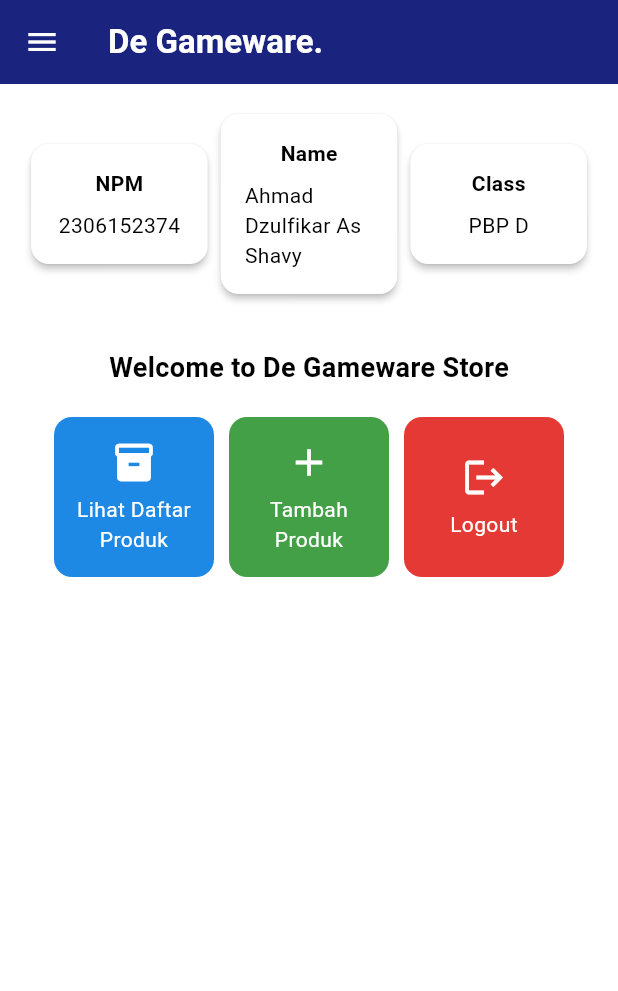
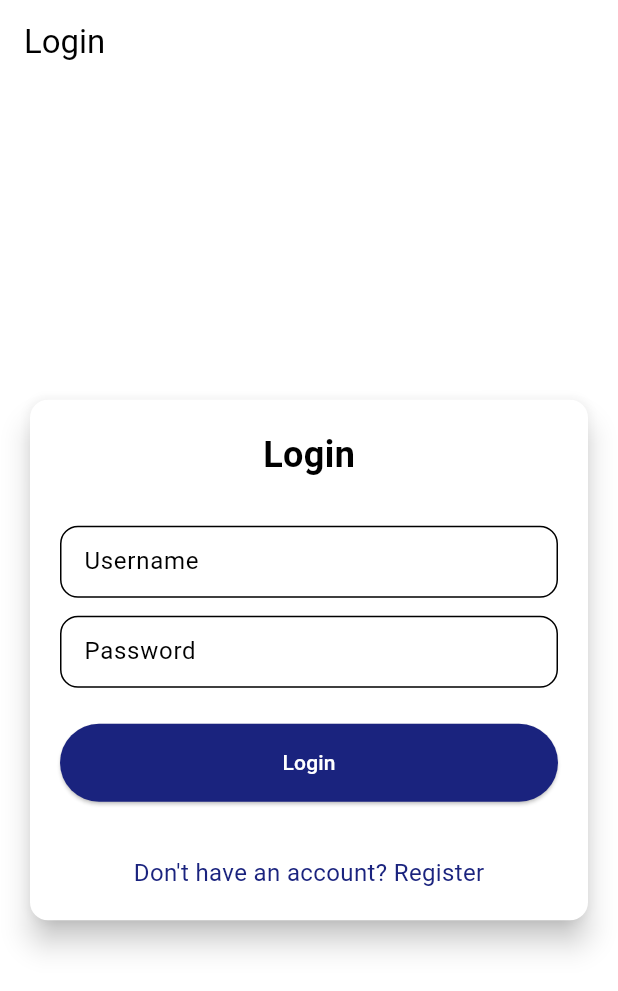
Before and after one commit to AhmadDzulfikar/gameware_mobile, a Flutter app: the screen it shows after launch, on a phone screen of 412 x 824 dp. Shown: the top 991 px of the screen. Run offline on Flutter 3.47's test engine with Material 3 defaults, Android fonts, the phone set to English and light mode, and no system bars; missing offline and left inert: pbp_django_auth.

Commit message:
Selsai tugas 8

```diff
--- a/lib/main.dart
+++ b/lib/main.dart
@@ -1,5 +1,9 @@
 import 'package:flutter/material.dart';
+import 'package:gameware/screens/login.dart';
 import 'package:gameware/screens/menu.dart';
+import 'package:pbp_django_auth/pbp_django_auth.dart';
+import 'package:provider/provider.dart';
+
 
 void main() {
   runApp(const MyApp());
@@ -10,10 +14,16 @@
 
   // This widget is the root of your application.
   @override
-  Widget build(BuildContext context) {
-    return MaterialApp(
-      title: 'Flutter Demo',
-      theme: ThemeData(
+    Widget build(BuildContext context) {
+    return Provider(
+      create: (_) {
+        CookieRequest request = CookieRequest();
+        return request;
+      },
+      child: MaterialApp(
+        title: 'Mental Health Tracker',
+        theme: ThemeData(
+          useMaterial3: true,
         colorScheme: const ColorScheme(
           primary: Color(0xFF1A237E),
           secondary: Color(0xFF7986CB),
@@ -25,8 +35,9 @@
           onError: Colors.white,
           brightness: Brightness.light,
         ),
+        ),
+        home: const LoginPage()
       ),
-      home: MyHomePage(),
     );
   }
 }
--- /dev/null
+++ b/lib/screens/login.dart
@@ -0,0 +1,180 @@
+import 'package:gameware/screens/menu.dart';
+import 'package:flutter/material.dart';
+import 'package:gameware/screens/register.dart';
+import 'package:pbp_django_auth/pbp_django_auth.dart';
+import 'package:provider/provider.dart';
+
+void main() {
+  runApp(const LoginApp());
+}
+
+class LoginApp extends StatelessWidget {
+  const LoginApp({super.key});
+
+  @override
+  Widget build(BuildContext context) {
+    return MaterialApp(
+      title: 'Login',
+      theme: ThemeData(
+        useMaterial3: true,
+        colorScheme: ColorScheme.fromSwatch(
+          primarySwatch: Colors.deepPurple,
+        ).copyWith(secondary: Colors.deepPurple[400]),
+      ),
+      home: const LoginPage(),
+    );
+  }
+}
+
+class LoginPage extends StatefulWidget {
+  const LoginPage({super.key});
+
+  @override
+  State<LoginPage> createState() => _LoginPageState();
+}
+
+class _LoginPageState extends State<LoginPage> {
+  final TextEditingController _usernameController = TextEditingController();
+  final TextEditingController _passwordController = TextEditingController();
+
+  @override
+  Widget build(BuildContext context) {
+    final request = context.watch<CookieRequest>();
+
+    return Scaffold(
+      appBar: AppBar(
+        title: const Text('Login'),
+      ),
+      body: Center(
+        child: SingleChildScrollView(
+          padding: const EdgeInsets.all(16.0),
+          child: Card(
+            elevation: 8,
+            shape: RoundedRectangleBorder(
+              borderRadius: BorderRadius.circular(12.0),
+            ),
+            child: Padding(
+              padding: const EdgeInsets.all(20.0),
+              child: Column(
+                mainAxisSize: MainAxisSize.min,
+                children: [
+                  const Text(
+                    'Login',
+                    style: TextStyle(
+                      fontSize: 24.0,
+                      fontWeight: FontWeight.bold,
+                    ),
+                  ),
+                  const SizedBox(height: 30.0),
+                  TextField(
+                    controller: _usernameController,
+                    decoration: const InputDecoration(
+                      labelText: 'Username',
+                      hintText: 'Enter your username',
+                      border: OutlineInputBorder(
+                        borderRadius: BorderRadius.all(Radius.circular(12.0)),
+                      ),
+                      contentPadding:
+                          EdgeInsets.symmetric(horizontal: 12.0, vertical: 8.0),
+                    ),
+                  ),
+                  const SizedBox(height: 12.0),
+                  TextField(
+                    controller: _passwordController,
+                    decoration: const InputDecoration(
+                      labelText: 'Password',
+                      hintText: 'Enter your password',
+                      border: OutlineInputBorder(
+                        borderRadius: BorderRadius.all(Radius.circular(12.0)),
+                      ),
+                      contentPadding:
+                          EdgeInsets.symmetric(horizontal: 12.0, vertical: 8.0),
+                    ),
+                    obscureText: true,
+                  ),
+                  const SizedBox(height: 24.0),
+                  ElevatedButton(
+                    onPressed: () async {
+                      String username = _usernameController.text;
+                      String password = _passwordController.text;
+
+                      // Cek kredensial
+                      // Untuk menyambungkan Android emulator dengan Django pada localhost,
+                      // gunakan URL http://10.0.2.2/
+                      final response = await request
+                          .login("http://127.0.0.1:8000/auth/login/", {
+                        'username': username,
+                        'password': password,
+                      });
+
+                      if (request.loggedIn) {
+                        String message = response['message'];
+                        String uname = response['username'];
+                        if (context.mounted) {
+                          Navigator.pushReplacement(
+                            context,
+                            MaterialPageRoute(
+                                builder: (context) => MyHomePage()),
+                          );
+                          ScaffoldMessenger.of(context)
+                            ..hideCurrentSnackBar()
+                            ..showSnackBar(
+                              SnackBar(
+                                  content:
+                                      Text("$message Selamat datang, $uname.")),
+                            );
+                        }
+                      } else {
+                        if (context.mounted) {
+                          showDialog(
+                            context: context,
+                            builder: (context) => AlertDialog(
+                              title: const Text('Login Gagal'),
+                              content: Text(response['message']),
+                              actions: [
+                                TextButton(
+                                  child: const Text('OK'),
+                                  onPressed: () {
+                                    Navigator.pop(context);
+                                  },
+                                ),
+                              ],
+                            ),
+                          );
+                        }
+                      }
+                    },
+                    style: ElevatedButton.styleFrom(
+                      foregroundColor: Colors.white,
+                      minimumSize: const Size(double.infinity, 50),
+                      backgroundColor: Theme.of(context).colorScheme.primary,
+                      padding: const EdgeInsets.symmetric(vertical: 16.0),
+                    ),
+                    child: const Text('Login'),
+                  ),
+                  const SizedBox(height: 36.0),
+                  GestureDetector(
+                    onTap: () {
+                      Navigator.push(
+                        context,
+                        MaterialPageRoute(
+                            builder: (context) => const RegisterPage()),
+                      );
+                    },
+                    child: Text(
+                      'Don\'t have an account? Register',
+                      style: TextStyle(
+                        color: Theme.of(context).colorScheme.primary,
+                        fontSize: 16.0,
+                      ),
+                    ),
+                  ),
+                ],
+              ),
+            ),
+          ),
+        ),
+      ),
+    );
+  }
+}
--- a/pubspec.yaml
+++ b/pubspec.yaml
@@ -35,6 +35,9 @@
   # The following adds the Cupertino Icons font to your application.
   # Use with the CupertinoIcons class for iOS style icons.
   cupertino_icons: ^1.0.8
+  provider: ^6.1.2
+  pbp_django_auth: ^0.4.0
+  http: ^1.2.2
 
 dev_dependencies:
   flutter_test:
```
Also changed, not shown: lib/models/gameware.dart (added, +65 -0 lines), lib/screens/list_moodentry.dart (added, +89 -0 lines), lib/screens/productentry_form.dart (+40 -65 lines), lib/screens/register.dart (added, +165 -0 lines), lib/widgets/left_drawer.dart (+13 -1 lines), lib/widgets/product_card.dart (+39 -8 lines), pubspec.lock, 2 other files.
